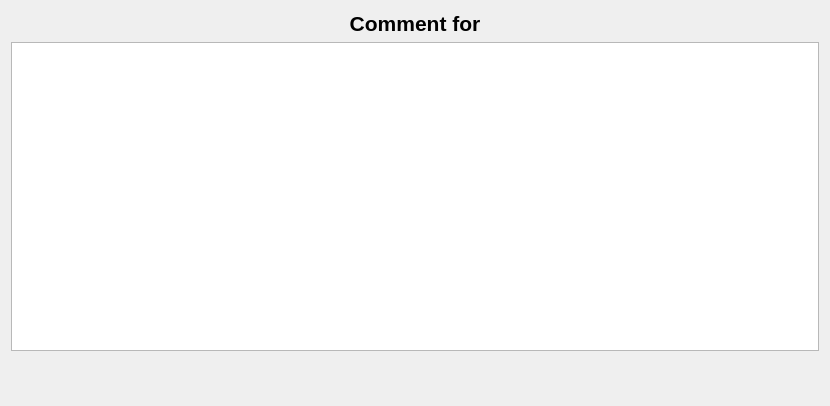
Above: Forms/dlglistofdishcomments.ui from End1-1/Cafe5 before the change. Below: the same form after it.
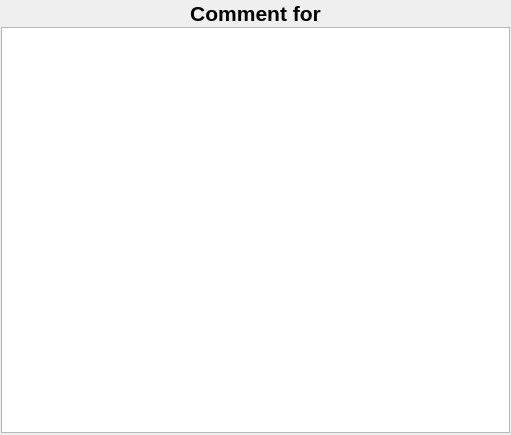
That is the form after the change. Custom widgets are drawn as their Qt base class.

Patch:
```diff
--- a/Forms/dlglistofdishcomments.ui
+++ b/Forms/dlglistofdishcomments.ui
@@ -6,14 +6,29 @@
    <rect>
     <x>0</x>
     <y>0</y>
-    <width>830</width>
-    <height>406</height>
+    <width>511</width>
+    <height>435</height>
    </rect>
   </property>
   <property name="windowTitle">
    <string>Dialog</string>
   </property>
   <layout class="QVBoxLayout" name="verticalLayout">
+   <property name="spacing">
+    <number>1</number>
+   </property>
+   <property name="leftMargin">
+    <number>1</number>
+   </property>
+   <property name="topMargin">
+    <number>1</number>
+   </property>
+   <property name="rightMargin">
+    <number>1</number>
+   </property>
+   <property name="bottomMargin">
+    <number>1</number>
+   </property>
    <item>
     <widget class="QLabel" name="lbComment">
      <property name="font">
@@ -92,42 +107,10 @@
     </widget>
    </item>
    <item>
-    <widget class="QWidget" name="widget_2" native="true">
-     <layout class="QHBoxLayout" name="horizontalLayout_2">
-      <item>
-       <spacer name="horizontalSpacer_3">
-        <property name="orientation">
-         <enum>Qt::Horizontal</enum>
-        </property>
-        <property name="sizeHint" stdset="0">
-         <size>
-          <width>383</width>
-          <height>20</height>
-         </size>
-        </property>
-       </spacer>
-      </item>
-      <item>
-       <widget class="RKeyboard" name="kbd" native="true">
-        <property name="focusPolicy">
-         <enum>Qt::NoFocus</enum>
-        </property>
-       </widget>
-      </item>
-      <item>
-       <spacer name="horizontalSpacer_4">
-        <property name="orientation">
-         <enum>Qt::Horizontal</enum>
-        </property>
-        <property name="sizeHint" stdset="0">
-         <size>
-          <width>383</width>
-          <height>20</height>
-         </size>
-        </property>
-       </spacer>
-      </item>
-     </layout>
+    <widget class="RKeyboard" name="kbd" native="true">
+     <property name="focusPolicy">
+      <enum>Qt::FocusPolicy::NoFocus</enum>
+     </property>
     </widget>
    </item>
   </layout>
```
Left out of the diff: 13 changed lines with no effect on the pictures.
